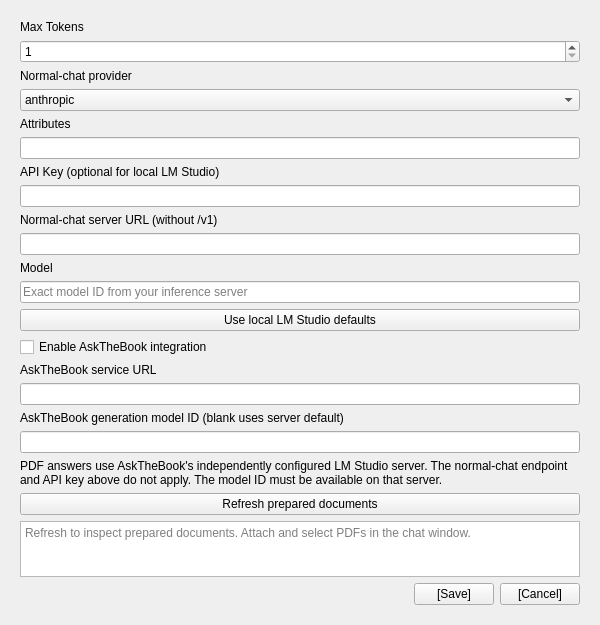
Qt form promptlet_client/view/settings_view.ui (onurtas1993/promptlet) before a commit.
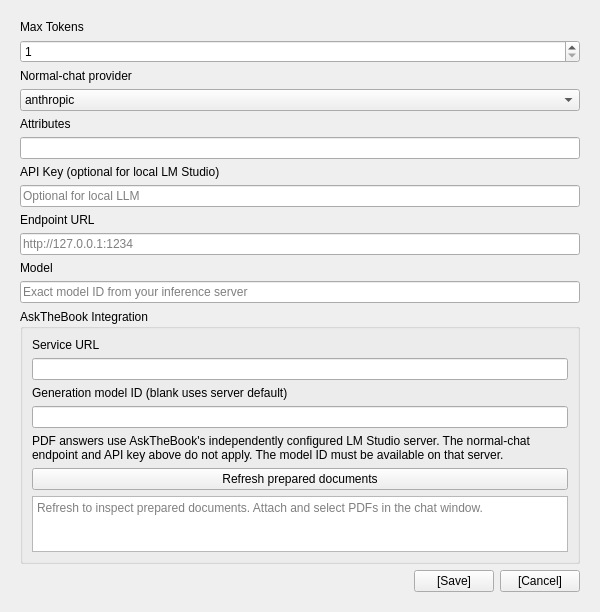
The same form after that commit.

Commit message: Added optional AskTheBook PDF chats

Patch:
```diff
--- a/promptlet_client/view/settings_view.ui
+++ b/promptlet_client/view/settings_view.ui
@@ -83,17 +83,20 @@
      <property name="echoMode">
       <enum>QLineEdit::EchoMode::Password</enum>
      </property>
+     <property name="placeholderText"><string>Optional for local LLM</string></property>
     </widget>
    </item>
    <item>
     <widget class="QLabel" name="base_url_label">
      <property name="text">
-      <string>Normal-chat server URL (without /v1)</string>
+      <string>Endpoint URL</string>
      </property>
     </widget>
    </item>
    <item>
-    <widget class="QLineEdit" name="base_url_input"/>
+    <widget class="QLineEdit" name="base_url_input">
+     <property name="placeholderText"><string>http://127.0.0.1:1234</string></property>
+    </widget>
    </item>
    <item>
     <widget class="QLabel" name="model_label">
@@ -108,24 +111,18 @@
     </widget>
    </item>
    <item>
-    <widget class="QPushButton" name="lm_studio_btn">
-     <property name="text"><string>Use local LM Studio defaults</string></property>
-    </widget>
-   </item>
-   <item>
-    <widget class="QCheckBox" name="askthebook_enabled_input">
-     <property name="text"><string>Enable AskTheBook integration</string></property>
-    </widget>
-   </item>
+    <widget class="QGroupBox" name="askthebook_group">
+     <property name="title"><string>AskTheBook Integration</string></property>
+     <layout class="QVBoxLayout" name="askthebook_layout">
    <item>
     <widget class="QLabel" name="askthebook_url_label">
-     <property name="text"><string>AskTheBook service URL</string></property>
+        <property name="text"><string>Service URL</string></property>
     </widget>
    </item>
    <item><widget class="QLineEdit" name="askthebook_url_input"/></item>
    <item>
     <widget class="QLabel" name="askthebook_model_label">
-     <property name="text"><string>AskTheBook generation model ID (blank uses server default)</string></property>
+        <property name="text"><string>Generation model ID (blank uses server default)</string></property>
     </widget>
    </item>
    <item><widget class="QLineEdit" name="askthebook_model_input"/></item>
@@ -145,6 +142,9 @@
      <property name="readOnly"><bool>true</bool></property>
      <property name="maximumHeight"><number>120</number></property>
      <property name="placeholderText"><string>Refresh to inspect prepared documents. Attach and select PDFs in the chat window.</string></property>
+       </widget>
+      </item>
+     </layout>
     </widget>
    </item>
    <item>
```
Lines whose indentation alone changed are shown as unchanged. The commit also changes 11 other files.
